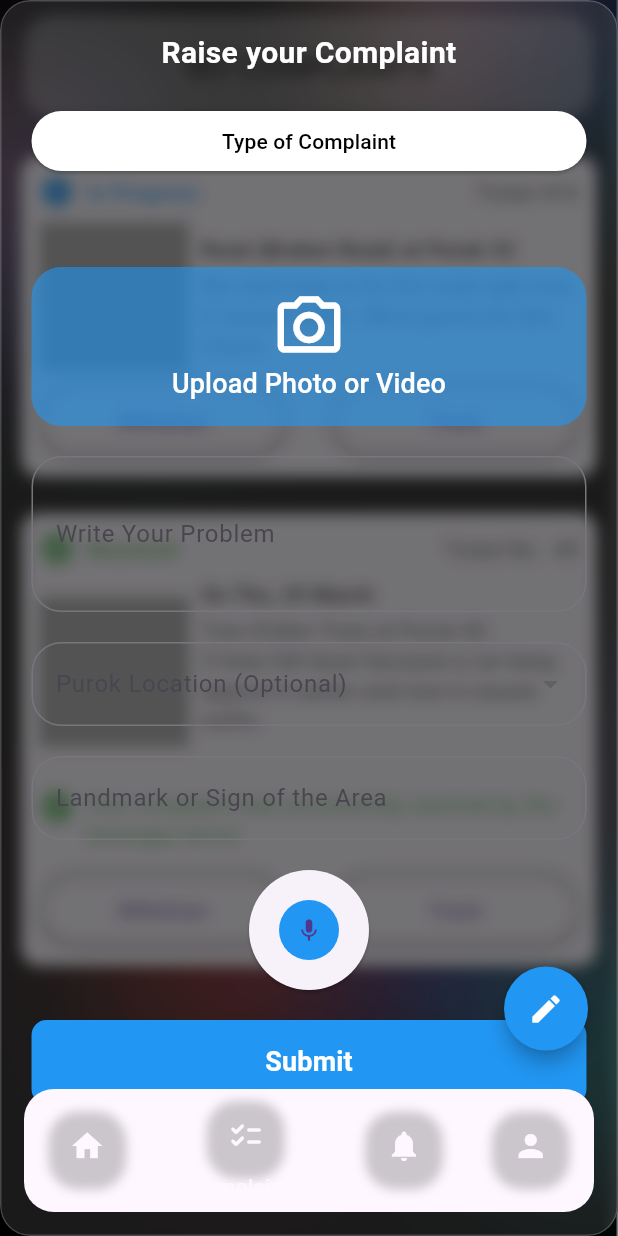
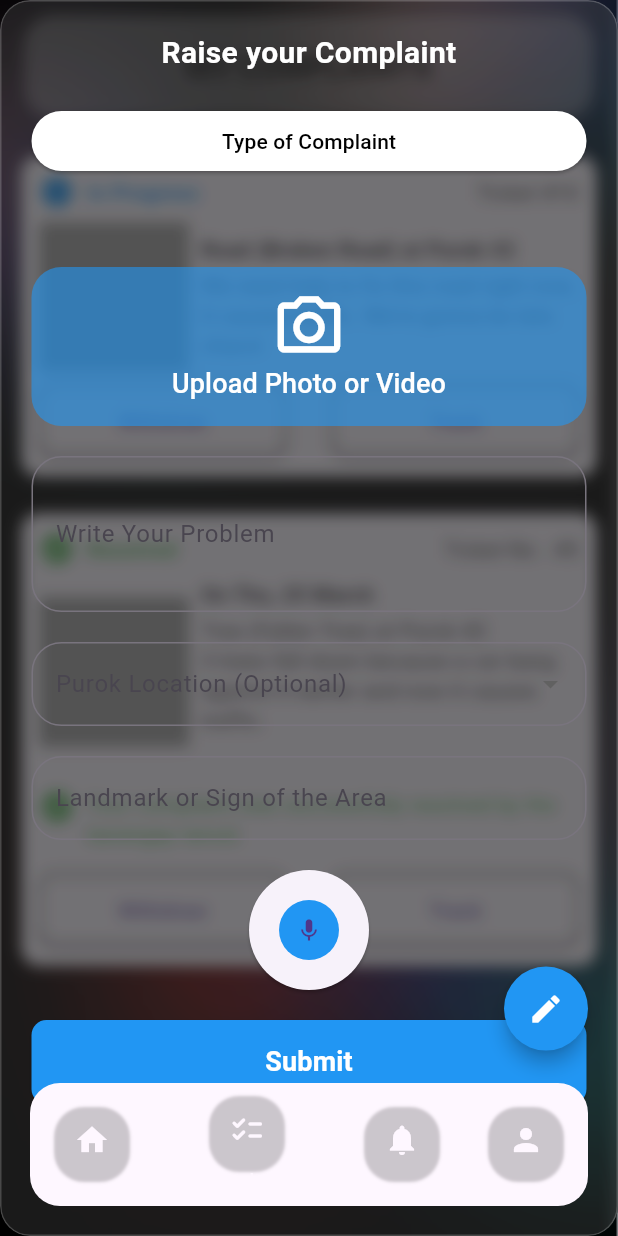
Before and after one commit to yskooo/civic-vox-mobile, a Flutter app: the CommunityView screen opened by its route, item 2 of the bottom bar chosen, after a tap on the "edit" icon, on a phone screen of 412 x 824 dp. Run offline on Flutter 3.47's test engine with Material 3 defaults, Android fonts, the phone set to English and light mode, and no system bars; network calls fail.

Commit message:
bottombar

```diff
--- a/lib/screens/community_view.dart
+++ b/lib/screens/community_view.dart
@@ -59,25 +59,27 @@
         ),
         // Floating action button
         Positioned(
-          bottom: _showForm ? 0 : 16,
-          // Adjust bottom position based on whether the form is shown
-          right: 16,
-          child: _showForm
-              ? SizedBox() // Return SizedBox if form is shown
-              : FloatingActionButton(
+          bottom: MediaQuery.of(context).size.height * 0.15, // Adjust position based on screen height
+          right: 20,
+          child: FloatingActionButton(
             onPressed: () {
               setState(() {
-                _showForm = true;
+                _showForm = true; // Set _showForm to true when button is clicked
               });
             },
-            child: Icon(Icons.add),
+            backgroundColor: Colors.blue, // Set background color to blue
+            child: Icon(Icons.edit, color: Colors.white), // Set icon color to white
+            shape: CircleBorder(), // Set shape to circular
+            heroTag: null, // Set hero tag to null to prevent duplicate hero tag errors
+            elevation: 5, // Add elevation for a shadow effect
+            mini: false, // Make the button normal size
           ),
         ),
         // Bottom navigation bar
         Positioned(
-          left: 16,
-          right: 16,
-          bottom: 16, // Adjust bottom position as needed
+          left: 20,
+          right: 20,
+          bottom: 20, // Adjust bottom position as needed
           child: BottomBar(
             currentIndex: _currentIndex,
             onTap: (index) {
--- a/lib/screens/complaints_view.dart
+++ b/lib/screens/complaints_view.dart
@@ -102,14 +102,14 @@
                                 width: MediaQuery.of(context).size.width * 0.4, // Adjust width as needed
                                 decoration: BoxDecoration(
                                   border: Border.all(color: Colors.black), // Add black border
-                                  borderRadius: BorderRadius.circular(30), // Add border radius
+                                  borderRadius: BorderRadius.circular(10), // Add border radius
                                 ),
                                 child: ElevatedButton(
                                   onPressed: () {
                                     // Handle withdraw button press
                                   },
                                   style: ElevatedButton.styleFrom(
-                                    shape: RoundedRectangleBorder(borderRadius: BorderRadius.circular(30)), // Rounded shape
+                                    shape: RoundedRectangleBorder(borderRadius: BorderRadius.circular(10)), // Rounded shape
                                   ),
                                   child: Text('Withdraw'),
                                 ),
@@ -119,14 +119,14 @@
                                 width: MediaQuery.of(context).size.width * 0.4, // Adjust width as needed
                                 decoration: BoxDecoration(
                                   border: Border.all(color: Colors.black), // Add black border
-                                  borderRadius: BorderRadius.circular(30), // Add border radius
+                                  borderRadius: BorderRadius.circular(10), // Add border radius
                                 ),
                                 child: ElevatedButton(
                                   onPressed: () {
                                     // Handle track button press
                                   },
                                   style: ElevatedButton.styleFrom(
-                                    shape: RoundedRectangleBorder(borderRadius: BorderRadius.circular(30)), // Rounded shape
+                                    shape: RoundedRectangleBorder(borderRadius: BorderRadius.circular(10)), // Rounded shape
                                   ),
                                   child: Text('Track'),
                                 ),
@@ -215,14 +215,14 @@
                                 width: MediaQuery.of(context).size.width * 0.4, // Adjust width as needed
                                 decoration: BoxDecoration(
                                   border: Border.all(color: Colors.black), // Add black border
-                                  borderRadius: BorderRadius.circular(30), // Add border radius
+                                  borderRadius: BorderRadius.circular(10), // Add border radius
                                 ),
                                 child: ElevatedButton(
                                   onPressed: () {
                                     // Handle withdraw button press
                                   },
                                   style: ElevatedButton.styleFrom(
-                                    shape: RoundedRectangleBorder(borderRadius: BorderRadius.circular(30)), // Rounded shape
+                                    shape: RoundedRectangleBorder(borderRadius: BorderRadius.circular(10)), // Rounded shape
                                   ),
                                   child: Text('Withdraw'),
                                 ),
@@ -232,14 +232,14 @@
                                 width: MediaQuery.of(context).size.width * 0.4, // Adjust width as needed
                                 decoration: BoxDecoration(
                                   border: Border.all(color: Colors.black), // Add black border
-                                  borderRadius: BorderRadius.circular(30), // Add border radius
+                                  borderRadius: BorderRadius.circular(10), // Add border radius
                                 ),
                                 child: ElevatedButton(
                                   onPressed: () {
                                     // Handle track button press
                                   },
                                   style: ElevatedButton.styleFrom(
-                                    shape: RoundedRectangleBorder(borderRadius: BorderRadius.circular(30)), // Rounded shape
+                                    shape: RoundedRectangleBorder(borderRadius: BorderRadius.circular(10)), // Rounded shape
                                   ),
                                   child: Text('Track'),
                                 ),
@@ -296,9 +296,9 @@
           ),
           // Bottom navigation bar
           Positioned(
-            left: 16,
-            right: 16,
-            bottom: 16,
+            left: 20,
+            right: 20,
+            bottom: 20, // Adjust bottom position as needed
             child: BottomBar(
               currentIndex: _currentIndex,
               onTap: (index) {
--- a/lib/screens/notifications_view.dart
+++ b/lib/screens/notifications_view.dart
@@ -68,9 +68,9 @@
           ),
           // Bottom navigation bar
           Positioned(
-            left: 0,
-            right: 0,
-            bottom: 0, // Align to the bottom of the screen
+            left: 20,
+            right: 20,
+            bottom: 20, // Adjust bottom position as needed
             child: BottomBar(
               currentIndex: _currentIndex,
               onTap: (index) {
--- a/lib/screens/profile_view.dart
+++ b/lib/screens/profile_view.dart
@@ -145,9 +145,9 @@
             ),
             // Bottom navigation bar
             Positioned(
-              left: 0,
-              right: 0,
-              bottom: 0, // Align to the bottom of the screen
+              left: 20,
+              right: 20,
+              bottom: 20, // Adjust bottom position as needed
               child: BottomBar(
                 currentIndex: _currentIndex,
                 onTap: (index) {
--- a/lib/widgets/bottom_bar.dart
+++ b/lib/widgets/bottom_bar.dart
@@ -39,23 +39,26 @@
         break;
     }
   }
-
   @override
   Widget build(BuildContext context) {
     return ClipRRect(
       borderRadius: BorderRadius.circular(20),
+      child: Container(
         child: BottomNavigationBar(
+          backgroundColor: Colors.black, // Set background color
           currentIndex: widget.currentIndex,
           onTap: _onItemTapped,
           items: [
-          _buildNavigationBarItem(Icons.home, 'Home'),
+            _buildNavigationBarItem(Icons.home, 'Community'),
             _buildNavigationBarItem(Icons.checklist_rounded, 'Complaints'),
             _buildNavigationBarItem(Icons.notifications, 'Notifications'),
             _buildNavigationBarItem(Icons.person, 'Profile'),
           ],
         ),
+      ),
     );
   }
+
 
   BottomNavigationBarItem _buildNavigationBarItem(IconData icon, String label) {
     return BottomNavigationBarItem(
@@ -65,9 +68,9 @@
           borderRadius: BorderRadius.circular(20),
           boxShadow: [
             BoxShadow(
-              color: Colors.black.withOpacity(0.2),
-              spreadRadius: 2,
-              blurRadius: 5,
+              color: Colors.black.withOpacity(0.20),
+              spreadRadius: 1,
+              blurRadius: 1,
               offset: Offset(0, 3),
             ),
           ],
```
Lines whose indentation alone changed are shown as unchanged.
